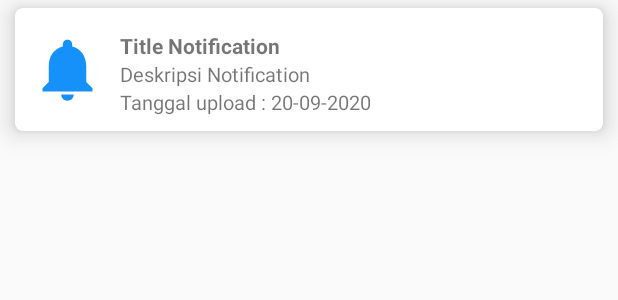
After one commit to akbarabdul80/Kas-Remaja-MVVM, an Android app: the layout adapter_history.xml on its own in the app's theme, with its tools: preview values and no code run, on a phone screen of 412 x 824 dp. The commit adds this screen. Shown: the top 300 px of the screen. Run offline under Robolectric (Android 15) with nearby library versions, the phone set to English and light mode, and no system bars; network calls fail.

Commit message:
Fix Notification firebase + History

```diff
--- a/app/src/main/AndroidManifest.xml
+++ b/app/src/main/AndroidManifest.xml
@@ -3,6 +3,7 @@
     xmlns:tools="http://schemas.android.com/tools"
     package="com.zerodev.kasremaja">
 
+    <uses-permission android:name="android.permission.VIBRATE" />
     <uses-permission
         android:name="android.permission.WRITE_EXTERNAL_STORAGE"
         tools:ignore="ScopedStorage" />
@@ -15,9 +16,10 @@
         android:label="@string/app_name"
         android:roundIcon="@mipmap/ic_launcher_round"
         android:supportsRtl="true"
+        android:theme="@style/AppTheme"
         android:usesCleartextTraffic="true"
-        android:theme="@style/AppTheme"
         tools:targetApi="m">
+        <activity android:name=".ui.history.HistoryActivity"></activity>
         <activity android:name=".ui.profile.ProfileActivity" />
         <activity android:name=".ui.notification.NotificationActivity" />
         <activity android:name=".ui.webview.WebviewActivity" />
--- a/app/src/main/java/com/zerodev/kasremaja/data/network/ApiEndpoint.kt
+++ b/app/src/main/java/com/zerodev/kasremaja/data/network/ApiEndpoint.kt
@@ -1,5 +1,6 @@
 package com.zerodev.kasremaja.data.network
 
+import com.zerodev.kasremaja.data.model.history.ResponseHistory
 import com.zerodev.kasremaja.data.model.kas.ResponseKas
 import com.zerodev.kasremaja.data.model.login.ResponseLogin
 import com.zerodev.kasremaja.data.model.notification.ResponseNotification
@@ -33,4 +34,8 @@ interface ApiEndpoint {
     fun notification(
         @Query("id_user") id_user: String
     ): Single<ResponseNotification>
+
+    @GET("history")
+    fun history(
+    ): Single<ResponseHistory>
 }
--- a/app/src/main/java/com/zerodev/kasremaja/data/network/ApiService.kt
+++ b/app/src/main/java/com/zerodev/kasremaja/data/network/ApiService.kt
@@ -1,6 +1,7 @@
 package com.zerodev.kasremaja.data.network
 
 import com.zerodev.kasremaja.BuildConfig
+import com.zerodev.kasremaja.data.model.history.ResponseHistory
 import com.zerodev.kasremaja.data.model.kas.ResponseKas
 import com.zerodev.kasremaja.data.model.login.ResponseLogin
 import com.zerodev.kasremaja.data.model.notification.ResponseNotification
@@ -55,4 +56,8 @@ class ApiService {
     fun getNotification(id_user: String) : Single<ResponseNotification>{
         return api.notification(id_user)
     }
+
+    fun getHistory() : Single<ResponseHistory>{
+        return api.history()
+    }
 }
--- a/app/src/main/java/com/zerodev/kasremaja/ui/dashboard/DashboardActivity.kt
+++ b/app/src/main/java/com/zerodev/kasremaja/ui/dashboard/DashboardActivity.kt
@@ -23,6 +23,7 @@ import com.zerodev.kasremaja.R
 import com.zerodev.kasremaja.data.db.Sessions
 import com.zerodev.kasremaja.data.model.brosur.DataBrosur
 import com.zerodev.kasremaja.root.App
+import com.zerodev.kasremaja.ui.history.HistoryActivity
 import com.zerodev.kasremaja.ui.notification.NotificationActivity
 import com.zerodev.kasremaja.ui.webview.WebviewActivity
 import com.zerodev.kasremaja.utils.Converter
@@ -38,6 +39,7 @@ class DashboardActivity : AppCompatActivity(),
 
     lateinit var adapter: DashboardAdapter
     lateinit var viewModel: DashboardViewModel
+
     val data: MutableList<DataBrosur> = ArrayList()
 
     @SuppressLint("SimpleDateFormat", "SetTextI18n")
@@ -108,6 +110,10 @@ class DashboardActivity : AppCompatActivity(),
 
         btnNotif.setOnClickListener {
             startActivity(Intent(applicationContext, NotificationActivity::class.java))
+        }
+
+        btnHistory.setOnClickListener{
+            startActivity(Intent(applicationContext, HistoryActivity::class.java))
         }
 
         swDashboard.setOnRefreshListener {
--- a/app/src/main/res/layout/activity_dashboard.xml
+++ b/app/src/main/res/layout/activity_dashboard.xml
@@ -162,6 +162,7 @@
                             app:layout_constraintTop_toBottomOf="@+id/textView" />
 
                         <androidx.cardview.widget.CardView
+                            android:id="@+id/btnHistory"
                             android:layout_width="wrap_content"
                             android:layout_height="wrap_content"
                             android:clickable="true"
--- /dev/null
+++ b/app/src/main/res/layout/adapter_history.xml
@@ -0,0 +1,69 @@
+<?xml version="1.0" encoding="utf-8"?>
+<androidx.cardview.widget.CardView xmlns:android="http://schemas.android.com/apk/res/android"
+    xmlns:app="http://schemas.android.com/apk/res-auto"
+    xmlns:tools="http://schemas.android.com/tools"
+    android:layout_width="match_parent"
+    android:layout_height="wrap_content"
+    android:clickable="true"
+    android:focusable="true"
+    android:foreground="?android:attr/selectableItemBackground"
+    android:layout_marginLeft="10dp"
+    android:layout_marginRight="10dp"
+    android:layout_marginTop="5dp"
+    android:layout_marginBottom="5dp"
+    app:cardCornerRadius="5dp"
+    app:cardElevation="10dp"
+    app:contentPadding="10dp">
+
+    <androidx.constraintlayout.widget.ConstraintLayout
+        android:layout_width="match_parent"
+        android:layout_height="match_parent">
+
+        <ImageView
+            android:id="@+id/imageView6"
+            android:layout_width="50dp"
+            android:layout_height="50dp"
+            android:contentDescription="@string/title_brosur"
+            android:src="@drawable/ic_notification"
+            app:layout_constraintBottom_toBottomOf="parent"
+            app:layout_constraintStart_toStartOf="parent"
+            app:layout_constraintTop_toTopOf="parent" />
+
+        <TextView
+            android:id="@+id/tvTitle"
+            android:layout_width="wrap_content"
+            android:layout_height="wrap_content"
+            android:layout_marginStart="10dp"
+            android:layout_marginLeft="10dp"
+            android:layout_marginTop="5dp"
+            android:text="@string/title_notification"
+            android:maxLines="1"
+            android:textStyle="bold"
+            app:layout_constraintStart_toEndOf="@+id/imageView6"
+            app:layout_constraintTop_toTopOf="parent" />
+
+        <TextView
+            android:id="@+id/tvDec"
+            android:layout_width="wrap_content"
+            android:layout_height="wrap_content"
+            android:text="@string/dec_notification"
+            android:maxLines="2"
+            android:textSize="13sp"
+            app:layout_constraintStart_toStartOf="@+id/tvTitle"
+            app:layout_constraintTop_toBottomOf="@+id/tvTitle"
+            tools:ignore="SmallSp" />
+
+        <TextView
+            android:id="@+id/tvDate"
+            android:layout_width="wrap_content"
+            android:layout_height="wrap_content"
+            android:maxLines="1"
+            android:text="@string/titleTanggal"
+            android:textSize="13sp"
+            app:layout_constraintStart_toStartOf="@+id/tvTitle"
+            app:layout_constraintTop_toBottomOf="@+id/tvDec" />
+
+
+    </androidx.constraintlayout.widget.ConstraintLayout>
+
+</androidx.cardview.widget.CardView>
--- a/app/src/main/res/values/strings.xml
+++ b/app/src/main/res/values/strings.xml
@@ -22,4 +22,5 @@
     <string name="notification">Notification</string>
     <string name="title_download">Download</string>
     <string name="lihat">Lihat</string>
+    <string name="title_history">History</string>
 </resources>
```
Also changed, not shown: app/src/main/java/com/zerodev/kasremaja/data/model/history/DataHistory.kt (added, +10 -0 lines), app/src/main/java/com/zerodev/kasremaja/data/model/history/ResponseHistory.kt (added, +9 -0 lines), app/src/main/java/com/zerodev/kasremaja/data/service/FirebaseMessagingService.kt (+46 -17 lines), app/src/main/java/com/zerodev/kasremaja/ui/history/HistoryActivity.kt (added, +74 -0 lines), app/src/main/java/com/zerodev/kasremaja/ui/history/HistoryAdapter.kt (added, +35 -0 lines), app/src/main/java/com/zerodev/kasremaja/ui/history/HistoryContract.kt (added, +9 -0 lines), app/src/main/java/com/zerodev/kasremaja/ui/history/HistoryState.kt (added, +10 -0 lines), app/src/main/java/com/zerodev/kasremaja/ui/history/HistoryViewModel.kt (added, +28 -0 lines), app/src/main/java/com/zerodev/kasremaja/ui/login/LoginActivity.kt (+6 -4 lines), app/src/main/res/drawable/ic_notif.xml (added, +14 -0 lines), app/src/main/res/layout/activity_history.xml (added, +81 -0 lines), 1 other file.
